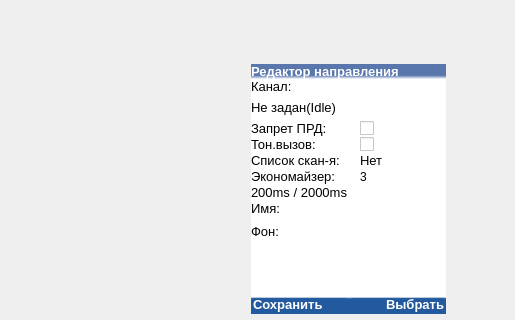
Old version of the form mainwindow.ui in the repository COOLIRON2311/azart-p; both pictures show x 0 to 515 and y 146 to 466 of the 515 by 955 pixel window.
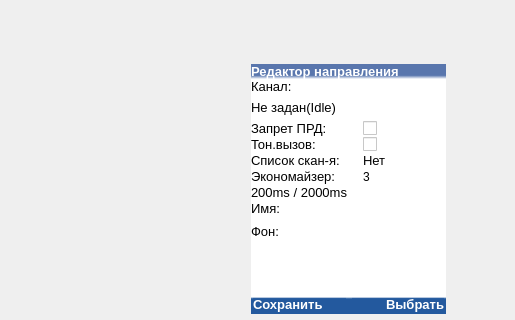
New version of the form. The open tabs and pages were chosen to show the change. Icons and pictures are not drawn.

Commit message: fixed scan list

What changed in the file:
```diff
--- a/mainwindow.ui
+++ b/mainwindow.ui
@@ -1983,6 +1983,12 @@
                     </item>
                     <item row="4" column="0">
                      <widget class="QLabel" name="label_34">
+                      <property name="minimumSize">
+                       <size>
+                        <width>100</width>
+                        <height>0</height>
+                       </size>
+                      </property>
                       <property name="font">
                        <font>
                         <pointsize>10</pointsize>
```
The commit also changes 1 other file.
